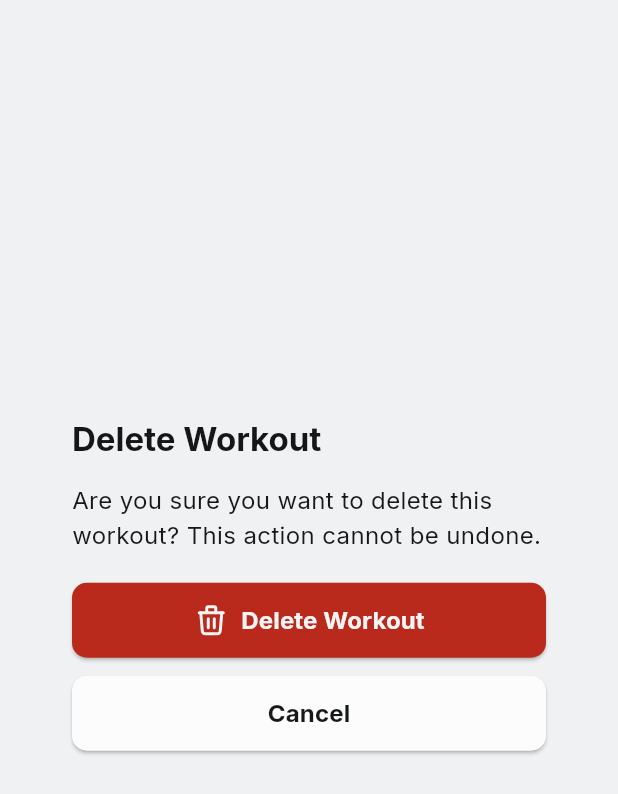
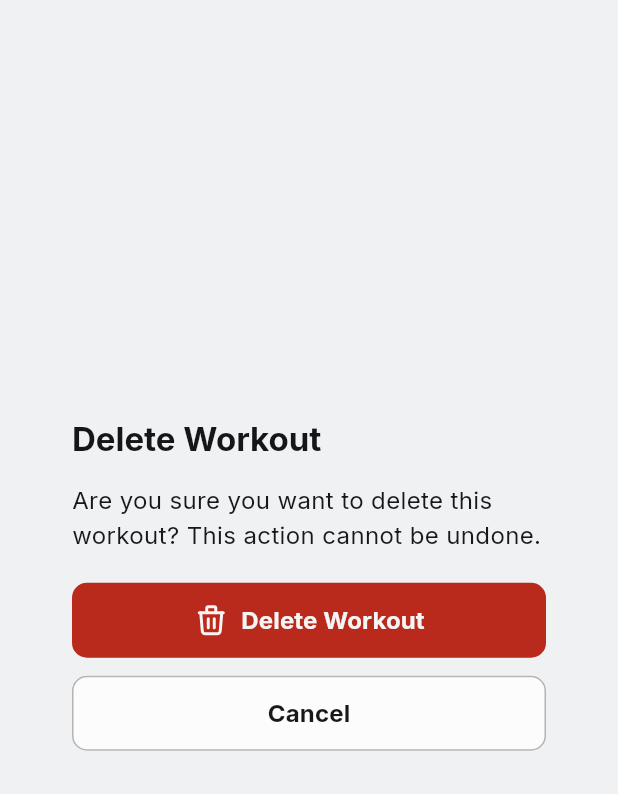
Before and after one commit to NkITaa/interval_timer, a Flutter app: what buildDeleteDialog() shows on an empty page, opened directly with empty values, on a phone screen of 412 x 824 dp. Shown: the top 794 px of the screen. Run offline on Flutter 3.47's test engine with Material 3 defaults, Android fonts, the phone set to English and light mode, and no system bars; our stand-ins replace audioplayers, confetti, flutter_markdown, flutter_tabler_icons, google_fonts, hive and 3 more; accounts and stored records are empty; generated files the repository leaves out were written again.

Commit message:
removed elevation and shadow shit

```diff
--- a/lib/components/dialogs.dart
+++ b/lib/components/dialogs.dart
@@ -337,7 +337,7 @@ class Dialogs {
                                 width: 1,
                                 color: MyApp.of(context).isDarkMode()
                                     ? darkNeutral300
-                                    : Colors.transparent),
+                                    : lightNeutral300),
                           ),
                           onPressed: () {
                             showDialog(
@@ -574,6 +574,11 @@ class Dialogs {
                       shape: RoundedRectangleBorder(
                         borderRadius: BorderRadius.circular(10),
                       ),
+                      side: BorderSide(
+                          width: 1,
+                          color: MyApp.of(context).isDarkMode()
+                              ? darkNeutral300
+                              : lightNeutral300),
                     ),
                     onPressed: () {
                       Navigator.pop(context);
--- a/lib/main.dart
+++ b/lib/main.dart
@@ -82,6 +82,7 @@ class _MyAppState extends State<MyApp> {
         iconTheme: const IconThemeData(color: lightNeutral900),
         elevatedButtonTheme: ElevatedButtonThemeData(
           style: ElevatedButton.styleFrom(
+            elevation: 0,
             surfaceTintColor: Colors.transparent,
             backgroundColor: lightNeutral850,
             shape: RoundedRectangleBorder(
@@ -108,6 +109,7 @@ class _MyAppState extends State<MyApp> {
         iconTheme: const IconThemeData(color: darkNeutral900),
         elevatedButtonTheme: ElevatedButtonThemeData(
           style: ElevatedButton.styleFrom(
+            elevation: 0,
             surfaceTintColor: Colors.transparent,
             backgroundColor: darkNeutral850,
             shape: RoundedRectangleBorder(
--- a/lib/pages/jump_in/jump_in.dart
+++ b/lib/pages/jump_in/jump_in.dart
@@ -136,7 +136,6 @@ class _JumpInState extends State<JumpIn> {
                     backgroundColor: MyApp.of(context).isDarkMode()
                         ? darkNeutral100
                         : lightNeutral0,
-                    elevation: 0,
                     side: BorderSide(
                         width: 1,
                         color: MyApp.of(context).isDarkMode()
```
Also changed, not shown: lib/pages/profile/components/setting_rate.dart (+4 -6 lines), lib/pages/profile/components/settings_block.dart (+4 -6 lines).
